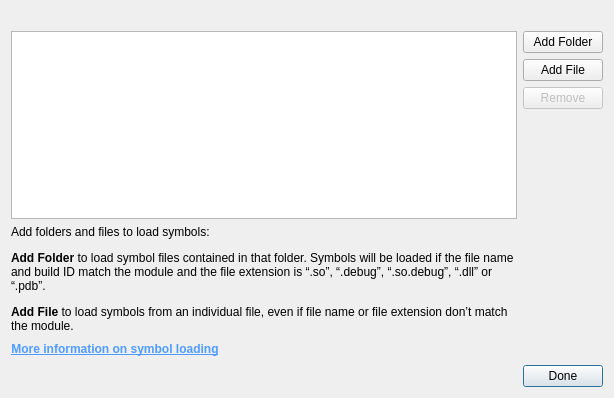
google/orbit, file src/ConfigWidgets/SymbolsDialog.ui: the form before one commit.
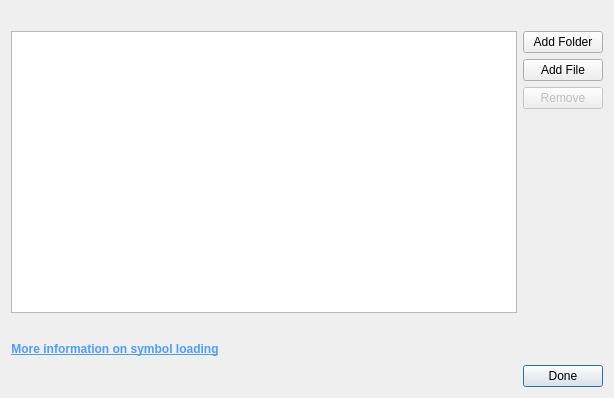
The form after the commit.

Commit message:
Update wording in SymbolsDialog
http://b/227302107

The edit to the form file:
```diff
--- a/src/ConfigWidgets/SymbolsDialog.ui
+++ b/src/ConfigWidgets/SymbolsDialog.ui
@@ -54,7 +54,7 @@
    <item row="2" column="0">
     <widget class="QLabel" name="label">
      <property name="text">
-      <string>&lt;html&gt;&lt;head/&gt;&lt;body&gt;&lt;p&gt;Add folders and files to load symbols:&lt;/p&gt;&lt;p&gt;&lt;span style=&quot; font-weight:600;&quot;&gt;Add Folder&lt;/span&gt; to load symbol files contained in that folder. Symbols will be loaded if the file name and build ID match the module and the file extension is “.so”, “.debug”, “.so.debug”, “.dll” or “.pdb”.&lt;/p&gt;&lt;p&gt;&lt;span style=&quot; font-weight:600;&quot;&gt;Add File&lt;/span&gt; to load symbols from an individual file, even if file name or file extension don’t match the module. &lt;/p&gt;&lt;/body&gt;&lt;/html&gt;</string>
+      <string/>
      </property>
      <property name="wordWrap">
       <bool>true</bool>
```
Left out of the diff: 2 changed lines with no effect on the pictures. The commit also changes 2 other files.
